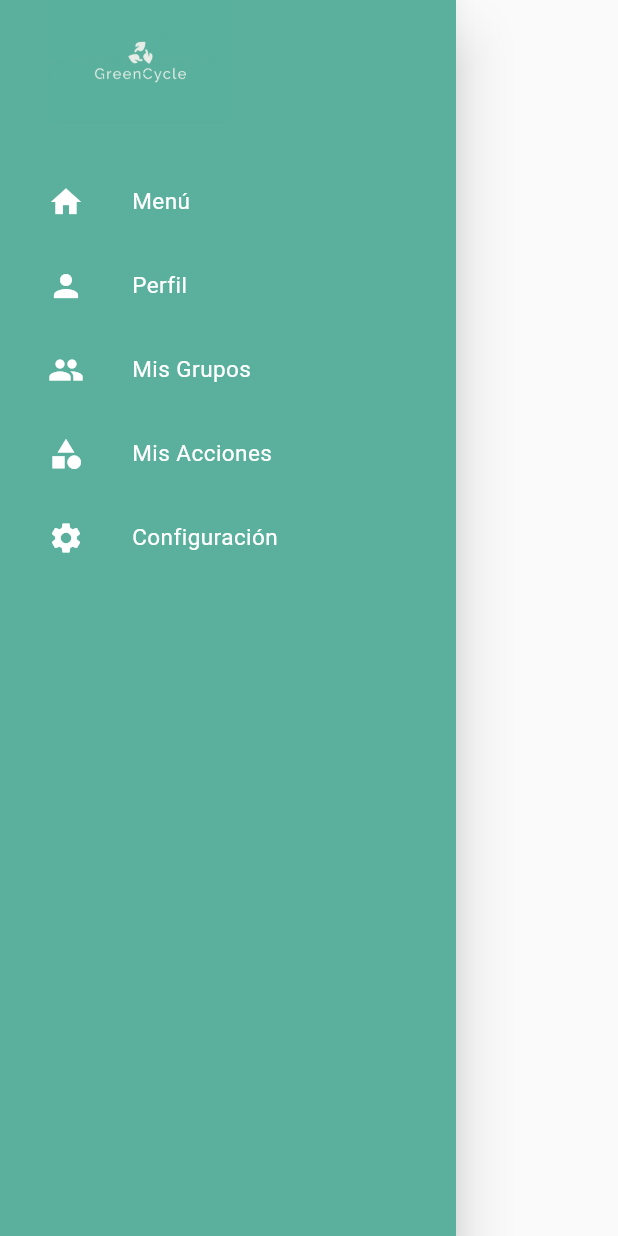
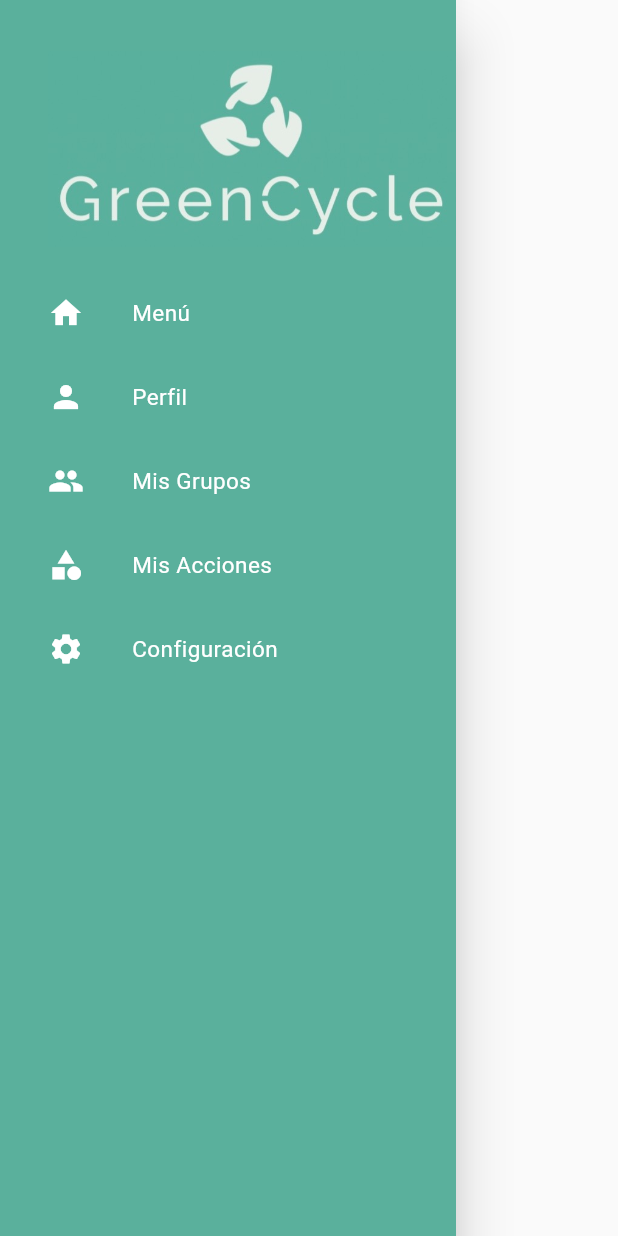
Before and after one commit to florchao/greencycle, a Flutter app: the ArgonDrawer widget shown alone on an empty page, opened directly, on a phone screen of 412 x 824 dp. Run offline on Flutter 3.47's test engine with Material 2 defaults, Android fonts, the phone set to English and light mode, and no system bars; our stand-ins replace firebase_auth, firebase_core, google_sign_in, image_picker; missing offline and left inert: sign_button; accounts and stored records are empty; network calls fail; Roboto replaces fonts that are missing (Railway).

Commit message:
arreglo estetica del drawer

```diff
--- a/lib/widgets/drawer.dart
+++ b/lib/widgets/drawer.dart
@@ -24,22 +24,22 @@ class ArgonDrawer extends StatelessWidget {
       color: ArgonColors.verdeOscuro,
       child: Column(children: [
         Container(
-            height: MediaQuery.of(context).size.height * 0.1,
-            width: MediaQuery.of(context).size.width * 0.85,
+            height: MediaQuery.of(context).size.height * 0.2 ,
+            width: MediaQuery.of(context).size.width,
             child: SafeArea(
               bottom: false,
               child: Align(
                 alignment: Alignment.bottomLeft,
                 child: Padding(
                   padding: const EdgeInsets.only(left: 32),
-                  child: Image.asset("assets/img/fondoVerdeOscuro.jpeg"),
+                  child: Image.asset("assets/img/VerdeOscuroLogo.jpeg",scale: 1, alignment: Alignment.center),
                 ),
               ),
             )),
         Expanded(
           flex: 3,
           child: ListView(
-            padding: EdgeInsets.only(top: 24, left: 16, right: 16),
+            padding: EdgeInsets.only(top:16, left: 16, right: 16),
             children: [
               ListTile(
                 title: const Text("Menú", style: TextStyle(
```
